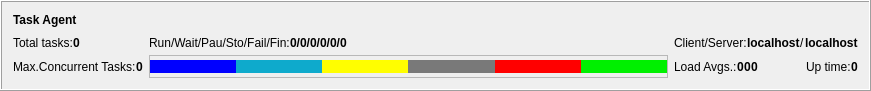
First picture: the form in qpfhmi/frmagentstatus.ui, repository aardalath/qpf, before the edit.
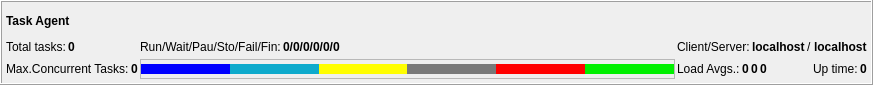
Second picture: the form after the edit.

Commit message: Added small margin to labels

```diff
--- a/qpfhmi/frmagentstatus.ui
+++ b/qpfhmi/frmagentstatus.ui
@@ -6,8 +6,8 @@
    <rect>
     <x>0</x>
     <y>0</y>
-    <width>871</width>
-    <height>91</height>
+    <width>873</width>
+    <height>85</height>
    </rect>
   </property>
   <property name="windowTitle">
@@ -20,6 +20,21 @@
    <enum>QFrame::Raised</enum>
   </property>
   <layout class="QVBoxLayout" name="verticalLayout">
+   <property name="spacing">
+    <number>2</number>
+   </property>
+   <property name="leftMargin">
+    <number>4</number>
+   </property>
+   <property name="topMargin">
+    <number>4</number>
+   </property>
+   <property name="rightMargin">
+    <number>4</number>
+   </property>
+   <property name="bottomMargin">
+    <number>4</number>
+   </property>
    <item>
     <widget class="QLabel" name="lblTaskAgentName">
      <property name="font">
@@ -58,6 +73,9 @@
          <property name="text">
           <string>0</string>
          </property>
+         <property name="margin">
+          <number>3</number>
+         </property>
         </widget>
        </item>
        <item>
@@ -95,6 +113,9 @@
          <property name="text">
           <string>0/0/0/0/0/0</string>
          </property>
+         <property name="margin">
+          <number>3</number>
+         </property>
         </widget>
        </item>
        <item>
@@ -193,6 +214,9 @@
          <property name="text">
           <string>0</string>
          </property>
+         <property name="margin">
+          <number>3</number>
+         </property>
         </widget>
        </item>
        <item>
@@ -232,6 +256,9 @@
            <property name="text">
             <string>0</string>
            </property>
+           <property name="margin">
+            <number>3</number>
+           </property>
           </widget>
          </item>
          <item>
@@ -245,6 +272,9 @@
            <property name="text">
             <string>0</string>
            </property>
+           <property name="margin">
+            <number>3</number>
+           </property>
           </widget>
          </item>
          <item>
@@ -258,6 +288,9 @@
            <property name="text">
             <string>0</string>
            </property>
+           <property name="margin">
+            <number>3</number>
+           </property>
           </widget>
          </item>
         </layout>
@@ -295,6 +328,9 @@
            <property name="text">
             <string>0</string>
            </property>
+           <property name="margin">
+            <number>3</number>
+           </property>
           </widget>
          </item>
         </layout>
@@ -328,7 +364,7 @@
         <item>
          <widget class="QFrame" name="frmRunning">
           <property name="sizePolicy">
-           <sizepolicy hsizetype="Expanding" vsizetype="Expanding">
+           <sizepolicy hsizetype="Expanding" vsizetype="Preferred">
             <horstretch>0</horstretch>
             <verstretch>0</verstretch>
            </sizepolicy>
@@ -350,7 +386,7 @@
         <item>
          <widget class="QFrame" name="frmWaiting">
           <property name="sizePolicy">
-           <sizepolicy hsizetype="Expanding" vsizetype="Expanding">
+           <sizepolicy hsizetype="Expanding" vsizetype="Preferred">
             <horstretch>0</horstretch>
             <verstretch>0</verstretch>
            </sizepolicy>
@@ -372,7 +408,7 @@
         <item>
          <widget class="QFrame" name="frmPaused">
           <property name="sizePolicy">
-           <sizepolicy hsizetype="Expanding" vsizetype="Expanding">
+           <sizepolicy hsizetype="Expanding" vsizetype="Preferred">
             <horstretch>0</horstretch>
             <verstretch>0</verstretch>
            </sizepolicy>
@@ -394,7 +430,7 @@
         <item>
          <widget class="QFrame" name="frmStopped">
           <property name="sizePolicy">
-           <sizepolicy hsizetype="Expanding" vsizetype="Expanding">
+           <sizepolicy hsizetype="Expanding" vsizetype="Preferred">
             <horstretch>0</horstretch>
             <verstretch>0</verstretch>
            </sizepolicy>
@@ -416,7 +452,7 @@
         <item>
          <widget class="QFrame" name="frmFailed">
           <property name="sizePolicy">
-           <sizepolicy hsizetype="Expanding" vsizetype="Expanding">
+           <sizepolicy hsizetype="Expanding" vsizetype="Preferred">
             <horstretch>0</horstretch>
             <verstretch>0</verstretch>
            </sizepolicy>
@@ -438,7 +474,7 @@
         <item>
          <widget class="QFrame" name="frmFinished">
           <property name="sizePolicy">
-           <sizepolicy hsizetype="Expanding" vsizetype="Expanding">
+           <sizepolicy hsizetype="Expanding" vsizetype="Preferred">
             <horstretch>0</horstretch>
             <verstretch>0</verstretch>
            </sizepolicy>
```
